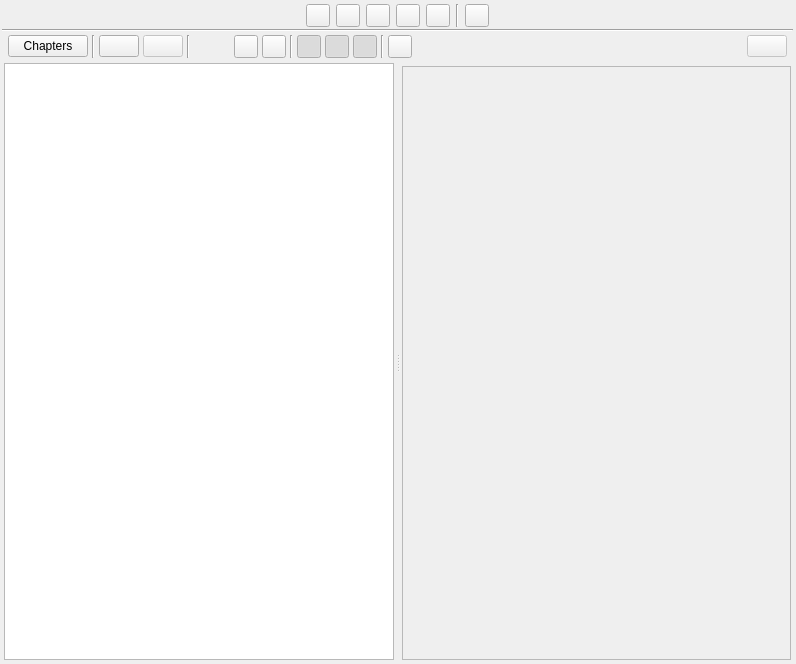
First picture: the form in ui/scenes_view.ui, repository zkovari/plotlyst, before the edit.
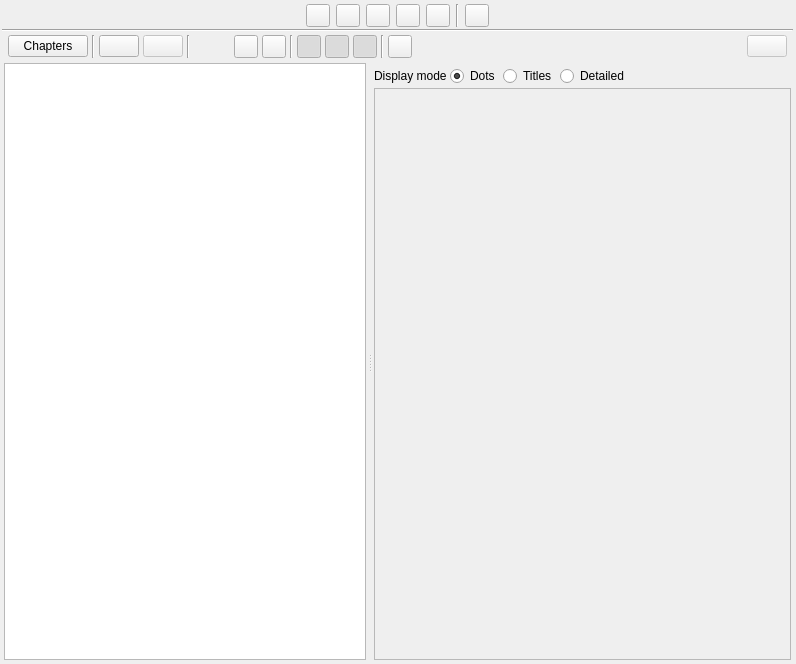
Second picture: the form after the edit. Custom widgets are drawn as their Qt base class.

Commit message: display modes

Patch:
```diff
--- a/ui/scenes_view.ui
+++ b/ui/scenes_view.ui
@@ -969,6 +969,75 @@
                <property name="bottomMargin">
                 <number>0</number>
                </property>
+               <item>
+                <layout class="QHBoxLayout" name="horizontalLayout_10">
+                 <property name="spacing">
+                  <number>3</number>
+                 </property>
+                 <item>
+                  <widget class="QLabel" name="label_3">
+                   <property name="text">
+                    <string>Display mode</string>
+                   </property>
+                  </widget>
+                 </item>
+                 <item>
+                  <widget class="QRadioButton" name="rbDots">
+                   <property name="cursor">
+                    <cursorShape>PointingHandCursor</cursorShape>
+                   </property>
+                   <property name="text">
+                    <string>Dots</string>
+                   </property>
+                   <property name="checked">
+                    <bool>true</bool>
+                   </property>
+                   <attribute name="buttonGroup">
+                    <string notr="true">btnGroupStoryMapView</string>
+                   </attribute>
+                  </widget>
+                 </item>
+                 <item>
+                  <widget class="QRadioButton" name="rbTitles">
+                   <property name="cursor">
+                    <cursorShape>PointingHandCursor</cursorShape>
+                   </property>
+                   <property name="text">
+                    <string>Titles</string>
+                   </property>
+                   <attribute name="buttonGroup">
+                    <string notr="true">btnGroupStoryMapView</string>
+                   </attribute>
+                  </widget>
+                 </item>
+                 <item>
+                  <widget class="QRadioButton" name="rbDetailed">
+                   <property name="cursor">
+                    <cursorShape>PointingHandCursor</cursorShape>
+                   </property>
+                   <property name="text">
+                    <string>Detailed</string>
+                   </property>
+                   <attribute name="buttonGroup">
+                    <string notr="true">btnGroupStoryMapView</string>
+                   </attribute>
+                  </widget>
+                 </item>
+                 <item>
+                  <spacer name="horizontalSpacer_2">
+                   <property name="orientation">
+                    <enum>Qt::Horizontal</enum>
+                   </property>
+                   <property name="sizeHint" stdset="0">
+                    <size>
+                     <width>40</width>
+                     <height>20</height>
+                    </size>
+                   </property>
+                  </spacer>
+                 </item>
+                </layout>
+               </item>
                <item>
                 <widget class="QScrollArea" name="scrollArea_2">
                  <property name="widgetResizable">
@@ -979,8 +1048,8 @@
                    <rect>
                     <x>0</x>
                     <y>0</y>
-                    <width>389</width>
-                    <height>580</height>
+                    <width>408</width>
+                    <height>553</height>
                    </rect>
                   </property>
                   <property name="sizePolicy">
```
Left out of the diff: 3 changed lines with no effect on the pictures. The commit also changes 2 other files.
